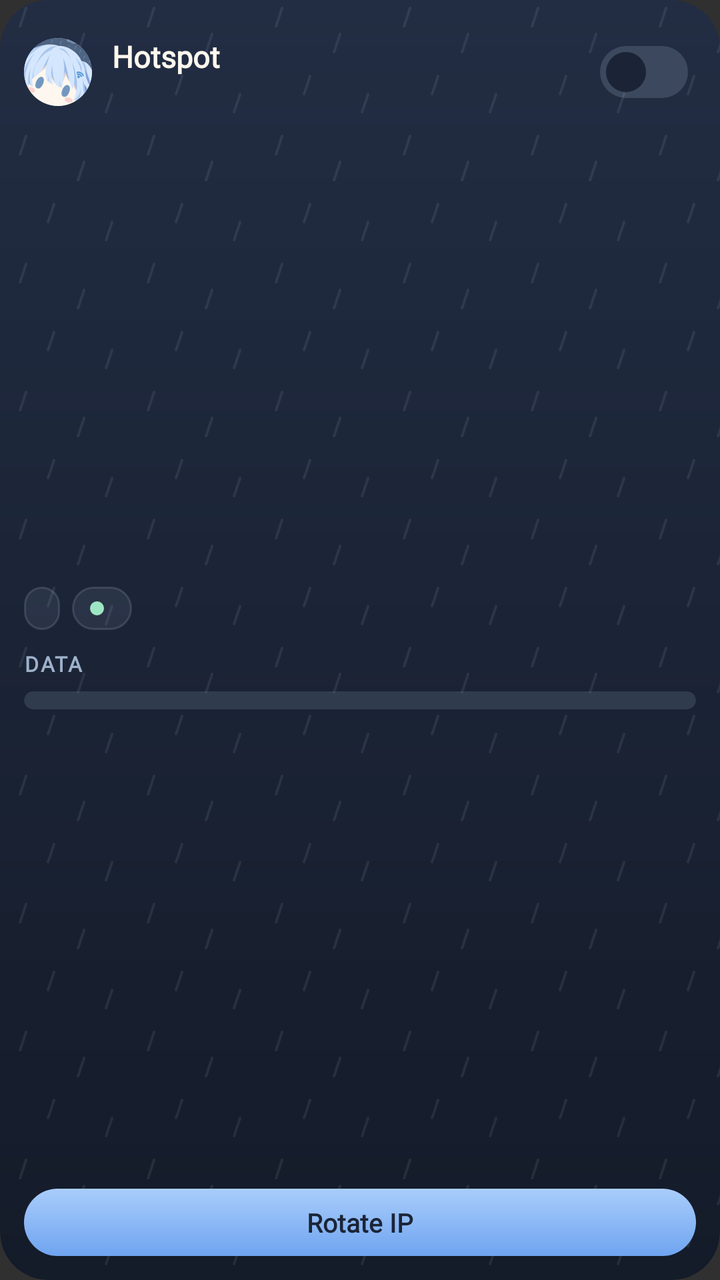
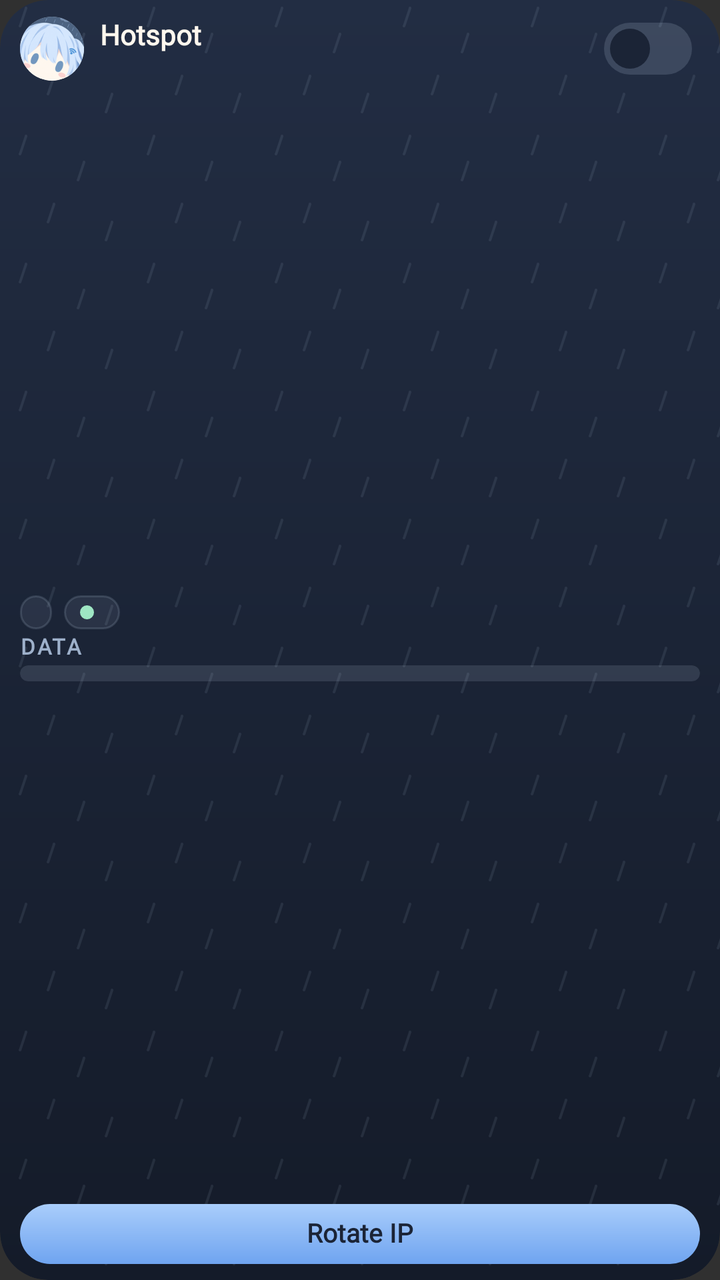

An Android layout rendered at two revisions. The XML below is the earlier revision; the diff shows what the commit changed to produce the second picture.
<!-- AndroidManifest.xml: application theme android:Theme.Material.NoActionBar -->
<!-- res/layout/widget_flippost.xml -->
<?xml version="1.0" encoding="utf-8"?>
<LinearLayout xmlns:android="http://schemas.android.com/apk/res/android"
    android:id="@+id/widget_root"
    android:layout_width="match_parent"
    android:layout_height="match_parent"
    android:clipToOutline="true"
    android:orientation="vertical"
    android:padding="12dp"
    android:background="@drawable/widget_bg">

    <LinearLayout
        android:layout_width="match_parent"
        android:layout_height="wrap_content"
        android:gravity="center_vertical"
        android:orientation="horizontal">
        <ImageView
            android:layout_width="34dp"
            android:layout_height="34dp"
            android:background="@drawable/widget_avatar_clip"
            android:clipToOutline="true"
            android:contentDescription="@null"
            android:scaleType="centerCrop"
            android:src="@drawable/flippost_logo" />
        <LinearLayout
            android:layout_width="0dp"
            android:layout_height="wrap_content"
            android:layout_weight="1"
            android:layout_marginStart="10dp"
            android:orientation="vertical">
            <TextView
                android:layout_width="wrap_content"
                android:layout_height="wrap_content"
                android:fontFamily="@font/nunito_family"
                android:text="Hotspot"
                android:textColor="#FEF7EE"
                android:textSize="15sp"
                android:textStyle="bold" />
            <TextView
                android:id="@+id/widget_devices"
                android:layout_width="wrap_content"
                android:layout_height="wrap_content"
                android:fontFamily="@font/nunito_family"
                android:textColor="#9EB1CB"
                android:textSize="11.5sp" />
        </LinearLayout>
        <ImageView
            android:id="@+id/widget_switch"
            android:layout_width="52dp"
            android:layout_height="48dp"
            android:paddingHorizontal="4dp"
            android:paddingVertical="11dp"
            android:src="@drawable/widget_switch_off" />
    </LinearLayout>

    <LinearLayout
        android:id="@+id/widget_values"
        android:layout_width="match_parent"
        android:layout_height="0dp"
        android:layout_weight="1"
        android:gravity="center_vertical"
        android:orientation="vertical">
        <LinearLayout
            android:layout_width="match_parent"
            android:layout_height="wrap_content"
            android:orientation="horizontal">
            <TextView
                android:id="@+id/widget_ip"
                android:layout_width="wrap_content"
                android:layout_height="wrap_content"
                android:background="@drawable/widget_chip"
                android:fontFamily="@font/nunito_family"
                android:paddingHorizontal="9dp"
                android:paddingVertical="3dp"
                android:textSize="11.5sp"
                android:textStyle="bold"
                android:textColor="#FEF7EE" />
            <TextView
                android:id="@+id/widget_temp"
                android:layout_width="wrap_content"
                android:layout_height="wrap_content"
                android:layout_marginStart="6dp"
                android:background="@drawable/widget_chip"
                android:fontFamily="@font/nunito_family"
                android:paddingHorizontal="9dp"
                android:paddingVertical="3dp"
                android:textSize="11.5sp"
                android:textStyle="bold"
                android:drawablePadding="5dp"
                android:drawableStart="@drawable/widget_dot_ok"
                android:textColor="#9EE6C3" />
        </LinearLayout>
        <LinearLayout
            android:layout_width="match_parent"
            android:layout_height="wrap_content"
            android:layout_marginTop="8dp"
            android:gravity="center_vertical"
            android:orientation="horizontal">
            <TextView
                android:layout_width="0dp"
                android:layout_height="wrap_content"
                android:layout_weight="1"
                android:fontFamily="@font/nunito_family"
                android:letterSpacing="0.08"
                android:text="DATA"
                android:textColor="#9EB1CB"
                android:textSize="10.5sp"
                android:textStyle="bold" />
            <TextView
                android:id="@+id/widget_data"
                android:layout_width="wrap_content"
                android:layout_height="wrap_content"
                android:fontFamily="@font/nunito_family"
                android:gravity="end"
                android:textColor="#9EB1CB"
                android:textSize="13sp" />
        </LinearLayout>
        <ProgressBar
            android:id="@+id/widget_bar"
            style="?android:attr/progressBarStyleHorizontal"
            android:layout_width="match_parent"
            android:layout_height="9dp"
            android:layout_marginTop="5dp"
            android:background="@drawable/widget_bar_track"
            android:clipToOutline="true"
            android:max="100"
            android:progressDrawable="@drawable/widget_bar" />
    </LinearLayout>

    <TextView
        android:id="@+id/widget_status"
        android:layout_width="match_parent"
        android:layout_height="0dp"
        android:layout_weight="1"
        android:fontFamily="@font/nunito_family"
        android:gravity="center_vertical"
        android:textColor="#FF9AA6"
        android:textSize="13sp"
        android:visibility="gone" />

    <Button
        android:id="@+id/widget_rotate"
        android:layout_width="match_parent"
        android:layout_height="wrap_content"
        android:layout_marginTop="6dp"
        android:background="@drawable/widget_pill"
        android:fontFamily="@font/nunito_family"
        android:gravity="center"
        android:minHeight="0dp"
        android:minWidth="0dp"
        android:paddingHorizontal="12dp"
        android:paddingVertical="8dp"
        android:stateListAnimator="@null"
        android:text="Rotate IP"
        android:textAllCaps="false"
        android:textColor="#1B2436"
        android:textFontWeight="800"
        android:textSize="13sp" />
</LinearLayout>
<!-- resources referenced by this layout -->
<resources>
  <!-- drawable flippost_logo: png bitmap (drawable, 21628 bytes) -->
  <!-- drawable widget_avatar_clip (drawable) -->
  <?xml version="1.0" encoding="utf-8"?>
  <shape xmlns:android="http://schemas.android.com/apk/res/android" android:shape="oval">
      <solid android:color="#E8F1FF" />
  </shape>
  <!-- drawable widget_bar (drawable) -->
  <?xml version="1.0" encoding="utf-8"?>
  <layer-list xmlns:android="http://schemas.android.com/apk/res/android">
      <item android:id="@android:id/progress">
          <clip>
              <bitmap android:src="@drawable/widget_stripes" android:tileMode="repeat" />
          </clip>
      </item>
  </layer-list>
  <!-- drawable widget_bar_track (drawable) -->
  <?xml version="1.0" encoding="utf-8"?>
  <shape xmlns:android="http://schemas.android.com/apk/res/android" android:shape="rectangle">
      <solid android:color="#1FD5E7FD" />
      <corners android:radius="5dp" />
  </shape>
  <!-- drawable widget_bg (drawable) -->
  <?xml version="1.0" encoding="utf-8"?>
  <layer-list xmlns:android="http://schemas.android.com/apk/res/android">
      <item>
          <shape android:shape="rectangle">
              <gradient android:angle="270" android:startColor="#222D43" android:endColor="#141B29" />
              <corners android:radius="24dp" />
          </shape>
      </item>
      <item>
          <bitmap android:src="@drawable/widget_rain" android:tileMode="repeat" />
      </item>
  </layer-list>
  <!-- drawable widget_chip (drawable) -->
  <?xml version="1.0" encoding="utf-8"?>
  <shape xmlns:android="http://schemas.android.com/apk/res/android" android:shape="rectangle">
      <solid android:color="#14D5E7FD" />
      <stroke android:width="1dp" android:color="#24D5E7FD" />
      <corners android:radius="12dp" />
  </shape>
  <!-- drawable widget_dot_ok (drawable) -->
  <?xml version="1.0" encoding="utf-8"?>
  <shape xmlns:android="http://schemas.android.com/apk/res/android" android:shape="oval">
      <size android:width="7dp" android:height="7dp" />
      <solid android:color="#9EE6C3" />
  </shape>
  <!-- drawable widget_pill (drawable) -->
  <?xml version="1.0" encoding="utf-8"?>
  <shape xmlns:android="http://schemas.android.com/apk/res/android" android:shape="rectangle">
      <gradient android:angle="270" android:startColor="#A9CDFB" android:endColor="#6FA4F0" />
      <corners android:radius="22dp" />
  </shape>
  <!-- drawable widget_switch_off (drawable) -->
  <?xml version="1.0" encoding="utf-8"?>
  <layer-list xmlns:android="http://schemas.android.com/apk/res/android">
      <item android:width="44dp" android:height="26dp">
          <shape android:shape="rectangle">
              <solid android:color="#26D5E7FD" />
              <corners android:radius="13dp" />
          </shape>
      </item>
      <item android:width="20dp" android:height="20dp" android:gravity="start|center_vertical" android:left="3dp">
          <shape android:shape="oval"><solid android:color="#1B2436" /></shape>
      </item>
  </layer-list>
  <!-- drawable widget_stripes: png bitmap (drawable-xxhdpi, 310 bytes) -->
  <!-- drawable widget_rain: png bitmap (drawable-xxhdpi, 1271 bytes) -->
</resources>

<!-- the commit's change to res/layout/widget_flippost.xml (unified diff, before → after) -->
@@ -5,17 +5,20 @@
     android:layout_height="match_parent"
     android:clipToOutline="true"
     android:orientation="vertical"
-    android:padding="12dp"
+    android:paddingHorizontal="10dp"
+    android:paddingVertical="8dp"
     android:background="@drawable/widget_bg">
 
     <LinearLayout
         android:layout_width="match_parent"
         android:layout_height="wrap_content"
+        android:layout_marginBottom="-8dp"
+        android:layout_marginTop="-8dp"
         android:gravity="center_vertical"
         android:orientation="horizontal">
         <ImageView
-            android:layout_width="34dp"
-            android:layout_height="34dp"
+            android:layout_width="32dp"
+            android:layout_height="32dp"
             android:background="@drawable/widget_avatar_clip"
             android:clipToOutline="true"
             android:contentDescription="@null"
@@ -25,7 +28,7 @@
             android:layout_width="0dp"
             android:layout_height="wrap_content"
             android:layout_weight="1"
-            android:layout_marginStart="10dp"
+            android:layout_marginStart="8dp"
             android:orientation="vertical">
             <TextView
                 android:layout_width="wrap_content"
@@ -33,7 +36,8 @@
                 android:fontFamily="@font/nunito_family"
                 android:text="Hotspot"
                 android:textColor="#FEF7EE"
-                android:textSize="15sp"
+                android:includeFontPadding="false"
+                android:textSize="14sp"
                 android:textStyle="bold" />
             <TextView
                 android:id="@+id/widget_devices"
@@ -41,7 +45,8 @@
                 android:layout_height="wrap_content"
                 android:fontFamily="@font/nunito_family"
                 android:textColor="#9EB1CB"
-                android:textSize="11.5sp" />
+                android:includeFontPadding="false"
+                android:textSize="11sp" />
         </LinearLayout>
         <ImageView
             android:id="@+id/widget_switch"
@@ -69,9 +74,10 @@
                 android:layout_height="wrap_content"
                 android:background="@drawable/widget_chip"
                 android:fontFamily="@font/nunito_family"
-                android:paddingHorizontal="9dp"
-                android:paddingVertical="3dp"
-                android:textSize="11.5sp"
+                android:includeFontPadding="false"
+                android:paddingHorizontal="8dp"
+                android:paddingVertical="2dp"
+                android:textSize="11sp"
                 android:textStyle="bold"
                 android:textColor="#FEF7EE" />
             <TextView
@@ -81,9 +87,10 @@
                 android:layout_marginStart="6dp"
                 android:background="@drawable/widget_chip"
                 android:fontFamily="@font/nunito_family"
-                android:paddingHorizontal="9dp"
-                android:paddingVertical="3dp"
-                android:textSize="11.5sp"
+                android:includeFontPadding="false"
+                android:paddingHorizontal="8dp"
+                android:paddingVertical="2dp"
+                android:textSize="11sp"
                 android:textStyle="bold"
                 android:drawablePadding="5dp"
                 android:drawableStart="@drawable/widget_dot_ok"
@@ -92,7 +99,7 @@
         <LinearLayout
             android:layout_width="match_parent"
             android:layout_height="wrap_content"
-            android:layout_marginTop="8dp"
+            android:layout_marginTop="2dp"
             android:gravity="center_vertical"
             android:orientation="horizontal">
             <TextView
@@ -103,7 +110,8 @@
                 android:letterSpacing="0.08"
                 android:text="DATA"
                 android:textColor="#9EB1CB"
-                android:textSize="10.5sp"
+                android:includeFontPadding="false"
+                android:textSize="11sp"
                 android:textStyle="bold" />
             <TextView
                 android:id="@+id/widget_data"
@@ -111,15 +119,16 @@
                 android:layout_height="wrap_content"
                 android:fontFamily="@font/nunito_family"
                 android:gravity="end"
+                android:includeFontPadding="false"
                 android:textColor="#9EB1CB"
-                android:textSize="13sp" />
+                android:textSize="12sp" />
         </LinearLayout>
         <ProgressBar
             android:id="@+id/widget_bar"
             style="?android:attr/progressBarStyleHorizontal"
             android:layout_width="match_parent"
-            android:layout_height="9dp"
-            android:layout_marginTop="5dp"
+            android:layout_height="8dp"
+            android:layout_marginTop="2dp"
             android:background="@drawable/widget_bar_track"
             android:clipToOutline="true"
             android:max="100"
@@ -140,15 +149,16 @@
     <Button
         android:id="@+id/widget_rotate"
         android:layout_width="match_parent"
-        android:layout_height="wrap_content"
-        android:layout_marginTop="6dp"
+        android:layout_height="30dp"
+        android:layout_marginTop="4dp"
         android:background="@drawable/widget_pill"
         android:fontFamily="@font/nunito_family"
         android:gravity="center"
         android:minHeight="0dp"
         android:minWidth="0dp"
         android:paddingHorizontal="12dp"
-        android:paddingVertical="8dp"
+        android:paddingVertical="0dp"
+        android:includeFontPadding="false"
         android:stateListAnimator="@null"
         android:text="Rotate IP"
         android:textAllCaps="false"
